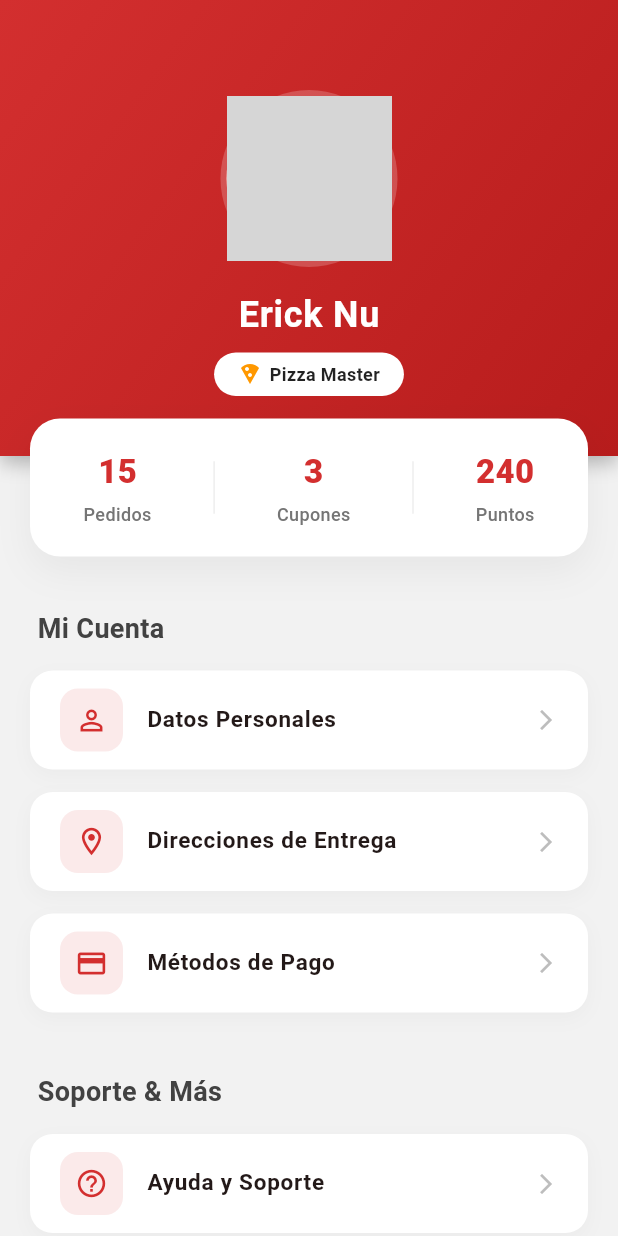
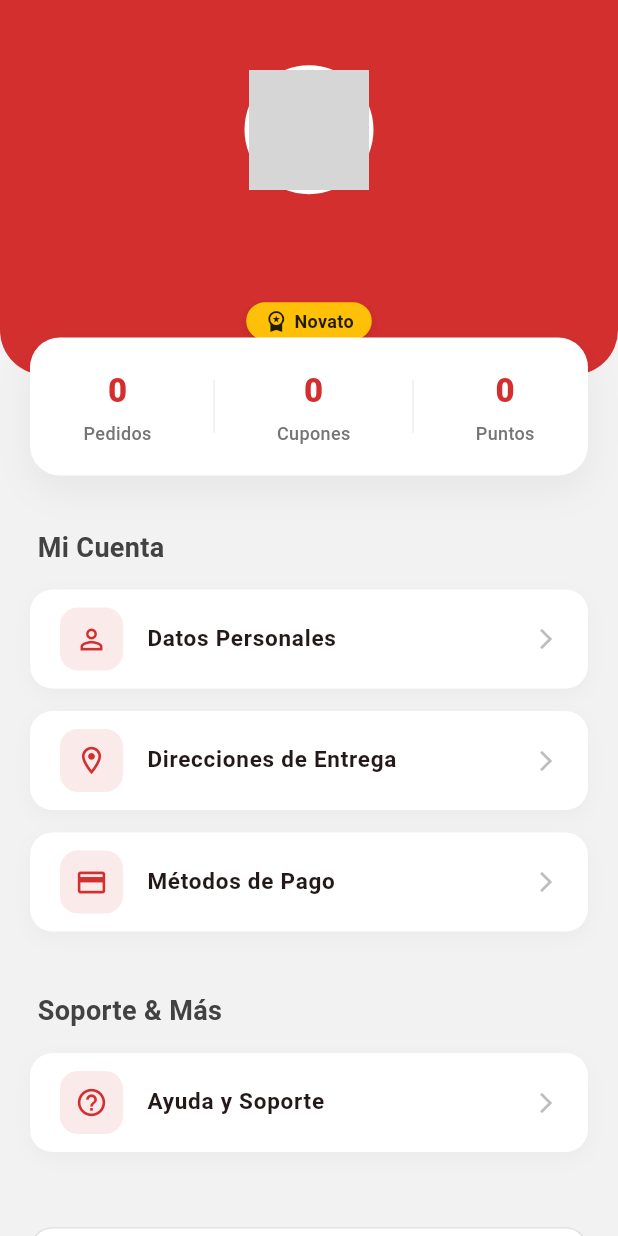
Before and after one commit to Erick-Nu/flutter_app_fast_food, a Flutter app: the ProfileScreen screen opened directly, on a phone screen of 412 x 824 dp. Run offline on Flutter 3.47's test engine with Material 3 defaults, Android fonts, the phone set to English and light mode, and no system bars; our stand-ins replace equatable, flutter_dotenv, get_it, logger, supabase_flutter; accounts and stored records are empty; network calls fail; grey boxes are pictures that could not be loaded.

```diff
--- a/lib/main.dart
+++ b/lib/main.dart
@@ -7,6 +7,8 @@ import 'src/core/config/supabase_client.dart';
 import 'src/core/config/injection.dart';
 import 'src/features/product/presentation/providers/product_provider.dart';
 import 'src/screens/base_screen.dart';
+
+import 'src/features/auth/presentation/providers/auth_provider.dart';
 
 void main() async {
   WidgetsFlutterBinding.ensureInitialized();
@@ -31,6 +33,10 @@ class MyApp extends StatelessWidget {
             lazy: false,
             create: (_) => ProductProvider()..loadPopularProducts()
         ),
+        ChangeNotifierProvider(
+          lazy: false, // Queremos que verifique la sesión apenas arranque
+          create: (_) => AuthProvider()..checkSession()
+        ),
       ],
       child: MaterialApp(
         title: 'Fast Food App',
--- /dev/null
+++ b/lib/src/features/auth/domain/entities/user_entity.dart
@@ -0,0 +1,20 @@
+import 'package:equatable/equatable.dart';
+
+class UserEntity extends Equatable {
+  final String id;
+  final String email;
+  final String name;
+  final int points;
+  final String levelName; // Aquí guardaremos "Pizza Love", "Novato", etc.
+
+  const UserEntity({
+    required this.id,
+    required this.email,
+    required this.name,
+    required this.points,
+    this.levelName = 'Novato',
+  });
+
+  @override
+  List<Object?> get props => [id, email, name, points, levelName];
+}
--- a/lib/src/screens/profile_screen.dart
+++ b/lib/src/screens/profile_screen.dart
@@ -1,4 +1,7 @@
 import 'package:flutter/material.dart';
+import 'package:provider/provider.dart';
+import '../features/auth/presentation/providers/auth_provider.dart';
+import '../screens/login_screen.dart'; // Importamos tu Login
 import '../widgets/profile_header.dart';
 
 const Color kPrimaryColor = Color(0xFFD32F2F);
@@ -9,21 +12,34 @@ class ProfileScreen extends StatelessWidget {
 
   @override
   Widget build(BuildContext context) {
-    return Scaffold( // Widget: Scaffold — Uso: Estructura principal de la pantalla con `backgroundColor` y `body`.
+    // Escuchamos al AuthProvider
+    return Consumer<AuthProvider>(
+      builder: (context, authProvider, child) {
+
+        // 1. SI NO ESTÁ LOGUEADO -> Muestra pantalla de Login
+        if (!authProvider.isAuth) {
+          return const LoginScreen();
+        }
+
+        // 2. SI SÍ ESTÁ LOGUEADO -> Muestra el Perfil Real
+        final user = authProvider.currentUser!;
+
+        return Scaffold(
           backgroundColor: kBackgroundColor,
           body: SingleChildScrollView(
-        // Widget: SingleChildScrollView — Uso: Permite scroll vertical con rebote.
             physics: const BouncingScrollPhysics(),
             child: Column(
-          // Widget: Column — Uso: Organiza widgets verticalmente (header, tarjetas, opciones).
               children: [
-            const ProfileHeader(), // Widget: ProfileHeader — Uso: Header con avatar, nombre y badge.
+                // Header Dinámico con datos del Usuario
+                ProfileHeader(
+                  name: user.name,
+                  email: user.email,
+                  level: user.levelName, // "Pizza Love", "Novato", etc.
+                ),
 
                 Transform.translate(
-              // Widget: Transform.translate — Uso: Ajusta la posición del panel principal para superponer con el header.
                   offset: const Offset(0, -25),
                   child: Container(
-                // Widget: Container — Uso: Tarjeta con estadísticas (Pedidos, Cupones, Puntos).
                     margin: const EdgeInsets.symmetric(horizontal: 20),
                     padding: const EdgeInsets.symmetric(vertical: 20, horizontal: 15),
                     decoration: BoxDecoration(
@@ -31,7 +47,7 @@ class ProfileScreen extends StatelessWidget {
                       borderRadius: BorderRadius.circular(20),
                       boxShadow: [
                         BoxShadow(
-                      color: Colors.black.withValues(alpha: 0.05),
+                          color: Colors.black.withOpacity(0.05),
                           blurRadius: 20,
                           offset: const Offset(0, 10),
                         ),
@@ -39,18 +55,19 @@ class ProfileScreen extends StatelessWidget {
                     ),
                     child: Row(
                       mainAxisAlignment: MainAxisAlignment.spaceAround,
-                  children: const [
-                    _StatItem(value: "15", label: "Pedidos"),
-                    _VerticalDivider(),
-                    _StatItem(value: "3", label: "Cupones"),
-                    _VerticalDivider(),
-                    _StatItem(value: "240", label: "Puntos"),
+                      children: [
+                        _StatItem(value: "0", label: "Pedidos"), // Podrías conectar esto a pedidos después
+                        const _VerticalDivider(),
+                        _StatItem(value: "0", label: "Cupones"),
+                        const _VerticalDivider(),
+                        // PUNTOS REALES
+                        _StatItem(value: user.points.toString(), label: "Puntos"),
                       ],
                     ),
                   ),
                 ),
 
-            Padding( // Widget: Padding — Uso: Espaciado alrededor del bloque de opciones y títulos.
+                Padding(
                   padding: const EdgeInsets.symmetric(horizontal: 20),
                   child: Column(
                     children: [
@@ -63,20 +80,22 @@ class ProfileScreen extends StatelessWidget {
                       const SizedBox(height: 25),
                       const _MenuTitle(title: "Soporte & Más"),
                       const _MenuOption(icon: Icons.help_outline, text: "Ayuda y Soporte"),
-                  const _MenuOption(icon: Icons.notifications_none, text: "Notificaciones", showBadge: true),
 
                       const SizedBox(height: 35),
 
-                  InkWell( // Widget: InkWell — Uso: Área táctil para 'Cerrar Sesión' con efecto ripple.
-                    onTap: () {},
+                      // BOTÓN CERRAR SESIÓN REAL
+                      InkWell(
+                        onTap: () {
+                          // Llamamos al método de salir
+                          authProvider.signOut();
+                        },
                         borderRadius: BorderRadius.circular(15),
                         child: Container(
-                      // Widget: Container — Uso: Botón visual para cerrar sesión.
                           width: double.infinity,
                           padding: const EdgeInsets.all(18),
                           decoration: BoxDecoration(
                             color: Colors.white,
-                        border: Border.all(color: Colors.grey.withValues(alpha: 0.3)),
+                            border: Border.all(color: Colors.grey.withOpacity(0.3)),
                             borderRadius: BorderRadius.circular(15),
                           ),
                           child: Row(
@@ -104,31 +123,23 @@ class ProfileScreen extends StatelessWidget {
             ),
           ),
         );
+      },
+    );
   }
 }
 
+// --- WIDGETS AUXILIARES (Sin cambios, solo copia y pega para que funcione) ---
 class _StatItem extends StatelessWidget {
   final String value;
   final String label;
   const _StatItem({required this.value, required this.label});
-
   @override
   Widget build(BuildContext context) {
     return Column(
       children: [
-        Text(
-          value,
-          style: const TextStyle(
-            fontSize: 22,
-            fontWeight: FontWeight.w900,
-            color: kPrimaryColor,
-          ),
-        ),
+        Text(value, style: const TextStyle(fontSize: 22, fontWeight: FontWeight.w900, color: kPrimaryColor)),
         const SizedBox(height: 4),
-        Text(
-          label,
-          style: TextStyle(fontSize: 12, color: Colors.grey[600], fontWeight: FontWeight.w500),
-        ),
+        Text(label, style: TextStyle(fontSize: 12, color: Colors.grey[600], fontWeight: FontWeight.w500)),
       ],
     );
   }
@@ -136,31 +147,22 @@ class _StatItem extends StatelessWidget {
 
 class _VerticalDivider extends StatelessWidget {
   const _VerticalDivider();
-
   @override
   Widget build(BuildContext context) {
-    return Container(
-      width: 1,
-      height: 35,
-      color: Colors.grey[200],
-    );
+    return Container(width: 1, height: 35, color: Colors.grey[200]);
   }
 }
 
 class _MenuTitle extends StatelessWidget {
   final String title;
   const _MenuTitle({required this.title});
-
   @override
   Widget build(BuildContext context) {
     return Align(
       alignment: Alignment.centerLeft,
       child: Padding(
         padding: const EdgeInsets.only(bottom: 15, left: 5),
-        child: Text(
-          title,
-          style: TextStyle(fontWeight: FontWeight.bold, fontSize: 18, color: Colors.grey[800]),
-        ),
+        child: Text(title, style: TextStyle(fontWeight: FontWeight.bold, fontSize: 18, color: Colors.grey[800])),
       ),
     );
   }
@@ -169,10 +171,7 @@ class _MenuTitle extends StatelessWidget {
 class _MenuOption extends StatelessWidget {
   final IconData icon;
   final String text;
-  final bool showBadge;
-
-  const _MenuOption({required this.icon, required this.text, this.showBadge = false});
-
+  const _MenuOption({required this.icon, required this.text});
   @override
   Widget build(BuildContext context) {
     return Container(
@@ -180,46 +179,18 @@ class _MenuOption extends StatelessWidget {
       decoration: BoxDecoration(
         color: Colors.white,
         borderRadius: BorderRadius.circular(15),
-        boxShadow: [
-          BoxShadow(
-            color: Colors.black.withValues(alpha: 0.03),
-            blurRadius: 10,
-            offset: const Offset(0, 4),
-          ),
-        ],
+        boxShadow: [BoxShadow(color: Colors.black.withOpacity(0.03), blurRadius: 10, offset: const Offset(0, 4))],
       ),
       child: ListTile(
         contentPadding: const EdgeInsets.symmetric(horizontal: 20, vertical: 5),
         leading: Container(
           padding: const EdgeInsets.all(10),
-          decoration: BoxDecoration(
-            color: kPrimaryColor.withValues(alpha: 0.1),
-            borderRadius: BorderRadius.circular(12),
-          ),
+          decoration: BoxDecoration(color: kPrimaryColor.withOpacity(0.1), borderRadius: BorderRadius.circular(12)),
           child: Icon(icon, color: kPrimaryColor, size: 22),
         ),
-        title: Text(
-          text,
-          style: const TextStyle(fontWeight: FontWeight.w600, fontSize: 15),
-        ),
-        trailing: showBadge
-            ? Container(
-                padding: const EdgeInsets.symmetric(horizontal: 10, vertical: 4),
-                decoration: BoxDecoration(
-                  color: kPrimaryColor,
-                  borderRadius: BorderRadius.circular(20),
-                ),
-                child: const Text("2", style: TextStyle(color: Colors.white, fontSize: 12, fontWeight: FontWeight.bold)),
-              )
-            : Icon(Icons.arrow_forward_ios, size: 16, color: Colors.grey[400]),
+        title: Text(text, style: const TextStyle(fontWeight: FontWeight.w600, fontSize: 15)),
+        trailing: Icon(Icons.arrow_forward_ios, size: 16, color: Colors.grey[400]),
       ),
     );
   }
 }
-
-// Widget: Scaffold — Uso: Provee la estructura principal de la pantalla con `backgroundColor` y `body`.
-// Widget: Column / Row — Uso: Organiza widgets vertical u horizontalmente en esta pantalla.
-// Widget: Container — Uso: Contenedores decorativos para tarjetas y secciones.
-// Widget: Padding — Uso: Añade separación interna alrededor de widgets.
-// Widget: Align — Uso: Alinea títulos y subtítulos dentro de la UI.
-// Widget: SizedBox — Uso: Añade espacios verticales u horizontales entre elementos.
--- a/lib/src/widgets/profile_header.dart
+++ b/lib/src/widgets/profile_header.dart
@@ -1,70 +1,68 @@
 import 'package:flutter/material.dart';
 
-const Color kPrimaryColor = Color(0xFFD32F2F);
-const Color kDarkRed = Color(0xFFB71C1C);
+class ProfileHeader extends StatelessWidget {
+  // Ahora recibimos los datos reales
+  final String name;
+  final String email;
+  final String level;
 
-class ProfileHeader extends StatelessWidget {
-  const ProfileHeader({super.key});
+  const ProfileHeader({
+    super.key,
+    required this.name,
+    required this.email,
+    required this.level,
+  });
 
   @override
   Widget build(BuildContext context) {
-    return Container( // Widget: Container — Uso: Fondo con gradiente y sombra para el header.
+    return Container(
       width: double.infinity,
-      padding: const EdgeInsets.only(top: 60, bottom: 40),
+      height: 250,
       decoration: const BoxDecoration(
-        gradient: LinearGradient(
-          colors: [kPrimaryColor, kDarkRed],
-          begin: Alignment.topLeft,
-          end: Alignment.bottomRight,
-        ),
-        borderRadius: BorderRadius.vertical(bottom: Radius.circular(0)),
-        boxShadow: [BoxShadow(color: Colors.black26, blurRadius: 10, offset: Offset(0, 5))],
+        color: Color(0xFFD32F2F), // kPrimaryColor
+        borderRadius: BorderRadius.vertical(bottom: Radius.circular(30)),
       ),
       child: Column(
+        mainAxisAlignment: MainAxisAlignment.center,
         children: [
-          Container( // Widget: Container — Uso: Borde y fondo alrededor del avatar.
-            padding: const EdgeInsets.all(4),
-            decoration: BoxDecoration(
-              color: Colors.white.withValues(alpha: 0.2),
-              shape: BoxShape.circle,
-            ),
+          const SizedBox(height: 20),
+          // Avatar
+          Container(
+            padding: const EdgeInsets.all(3),
+            decoration: BoxDecoration(color: Colors.white, shape: BoxShape.circle),
             child: const CircleAvatar(
-              radius: 55,
-              backgroundImage: NetworkImage('https://images.unsplash.com/photo-1535713875002-d1d0cf377fde?auto=format&fit=crop&w=200&q=80'),
+              radius: 40,
+              backgroundImage: NetworkImage("https://i.pravatar.cc/150?img=11"), // Avatar genérico o user.image
             ),
           ),
-          const SizedBox(height: 15),
-
-          const Text(
-            "Erick Nu",
-            style: TextStyle(
-              color: Colors.white,
-              fontSize: 24,
-              fontWeight: FontWeight.bold,
-              letterSpacing: 0.5,
+          const SizedBox(height: 10),
+          // Nombre Real
+          Text(
+            name,
+            style: const TextStyle(fontSize: 22, fontWeight: FontWeight.bold, color: Colors.white),
+          ),
+          // Email
+          Text(
+            email,
+            style: const TextStyle(fontSize: 14, color: Colors.white70),
+          ),
+          const SizedBox(height: 10),
+          // Nivel (Badge)
+          Container(
+            padding: const EdgeInsets.symmetric(horizontal: 12, vertical: 4),
+            decoration: BoxDecoration(
+              color: Colors.amber,
+              borderRadius: BorderRadius.circular(20),
+              boxShadow: const [BoxShadow(color: Colors.black12, blurRadius: 4, offset: Offset(0, 2))],
             ),
-          ),
-
-          const SizedBox(height: 8),
-
-          Container( // Widget: Container — Uso: Badge/insignia debajo del nombre (Pizza Master).
-            padding: const EdgeInsets.symmetric(horizontal: 16, vertical: 6),
-            decoration: BoxDecoration(
-              color: Colors.white,
-              borderRadius: BorderRadius.circular(20),
-            ),
-            child: const Row(
+            child: Row(
               mainAxisSize: MainAxisSize.min,
               children: [
-                Icon(Icons.local_pizza, color: Colors.orange, size: 16),
-                SizedBox(width: 5),
+                const Icon(Icons.workspace_premium, size: 16, color: Colors.black87),
+                const SizedBox(width: 4),
                 Text(
-                  "Pizza Master",
-                  style: TextStyle(
-                    color: Colors.black87,
-                    fontWeight: FontWeight.bold,
-                    fontSize: 12,
-                  ),
+                  level, // Ej: "Pizza Love"
+                  style: const TextStyle(fontWeight: FontWeight.bold, fontSize: 12, color: Colors.black87),
                 ),
               ],
             ),
@@ -74,7 +72,3 @@ class ProfileHeader extends StatelessWidget {
     );
   }
 }
-
-// Widget: Container — Uso: Fondo con gradiente y sombra para el header.
-// Widget: Column / Row — Uso: Organización vertical del avatar, nombre e insignia.
-// Widget: SizedBox — Uso: Espacios verticales entre elementos del header.
```
Also changed, not shown: lib/src/core/config/injection.dart (+11 -9 lines), lib/src/features/auth/data/datasources/auth_remote_data_source.dart (added, +63 -0 lines), lib/src/features/auth/data/repositories/auth_repository_impl.dart (added, +49 -0 lines), lib/src/features/auth/domain/repositories/auth_repository.dart (added, +15 -0 lines), lib/src/features/auth/presentation/providers/auth_provider.dart (added, +75 -0 lines), lib/src/screens/login_screen.dart (added, +135 -0 lines). Lines whose indentation alone changed are shown as unchanged.
